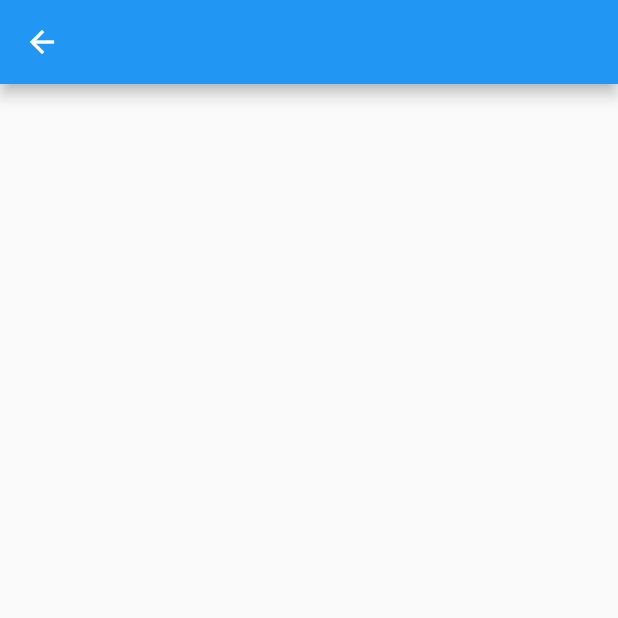
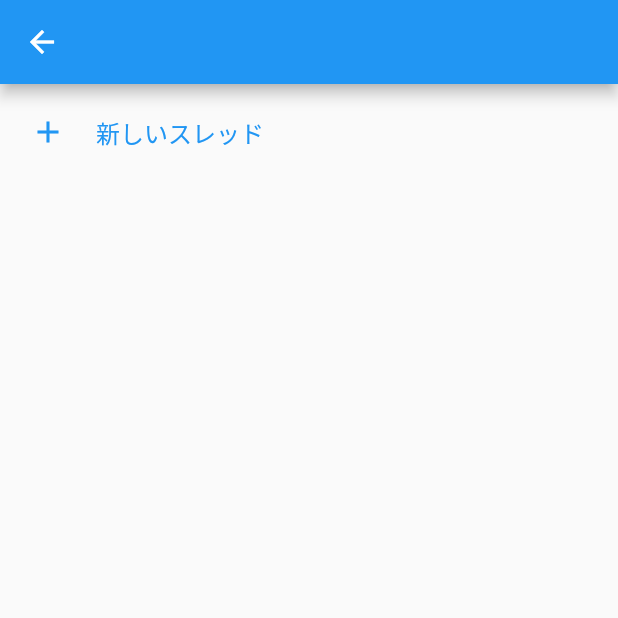
Before and after one commit to K-shir0/otolog, a Flutter app: the ThreadListPage screen opened by its route, on a phone screen of 412 x 824 dp, the top half of it. Run offline on Flutter 3.47's test engine with Material 2 defaults, Android fonts, the phone set to English and light mode, and no system bars; our stand-ins replace auto_route, flutter_hooks, freezed_annotation, hooks_riverpod, state_notifier.

Commit message:
update: スレッド作成ページを追加

```diff
--- a/lib/ui/thread_list_page.dart
+++ b/lib/ui/thread_list_page.dart
@@ -1,3 +1,4 @@
+import 'package:auto_route/auto_route.dart';
 import 'package:flutter/material.dart';
 import 'package:flutter_hooks/flutter_hooks.dart';
 import 'package:hooks_riverpod/hooks_riverpod.dart';
@@ -6,8 +7,8 @@ import 'package:otolog/controller/threads_controller.dart';
 import 'package:otolog/model/thread.dart';
 
 final _threadsStateProvider =
-    StateNotifierProvider<ThreadsController, ThreadsState>(
-  (_) => ThreadsController(
+StateNotifierProvider<ThreadsController, ThreadsState>(
+      (_) => ThreadsController(
     const ThreadsState(threads: []),
   ),
 );
@@ -24,9 +25,9 @@ class ThreadListPage extends HookWidget {
     final _threadItems = _state.threads
         .map(
           (thread) => ThreadItem(
-            thread: thread,
-          ),
-        )
+        thread: thread,
+      ),
+    )
         .toList();
 
     return Scaffold(
@@ -35,8 +36,34 @@ class ThreadListPage extends HookWidget {
       /// スレッド一覧.
       body: Column(
         children: [
-          // TODO(k-shir0): 追加するボタンを作成する.
           // TODO(k-shir0): 空のときの処理.
+          /// スレッド作成ボタン.
+          InkWell(
+            onTap: () {
+              AutoRouter.of(context).pushNamed('/threads/create');
+            },
+            child: Padding(
+              padding: const EdgeInsets.all(8),
+              child: Row(
+                children: const [
+                  /// スレッドのサムネ.
+                  SizedBox(
+                    height: 48,
+                    width: 48,
+                    child: Icon(
+                      Icons.add,
+                      color: Colors.blue,
+                    ),
+                  ),
+                  SizedBox(width: 8),
+                  Text(
+                    '新しいスレッド',
+                    style: TextStyle(color: Colors.blue),
+                  ),
+                ],
+              ),
+            ),
+          ),
           ..._threadItems
         ],
       ),
@@ -62,6 +89,7 @@ class ThreadItem extends StatelessWidget {
         child: Row(
           crossAxisAlignment: CrossAxisAlignment.start,
           children: [
+
             /// スレッドのサムネ.
             Container(
               height: 48,
@@ -72,6 +100,7 @@ class ThreadItem extends StatelessWidget {
             Column(
               crossAxisAlignment: CrossAxisAlignment.start,
               children: const [
+
                 /// スレッドのタイトル.
                 Text('スレッドのタイトル'),
 
```
Also changed, not shown: lib/ui/route/app_route.dart (+6 -1 lines), lib/ui/thread_create_page.dart (added, +39 -0 lines), lib/controller/state/threads_state.freezed.dart, lib/ui/route/app_route.gr.dart.
